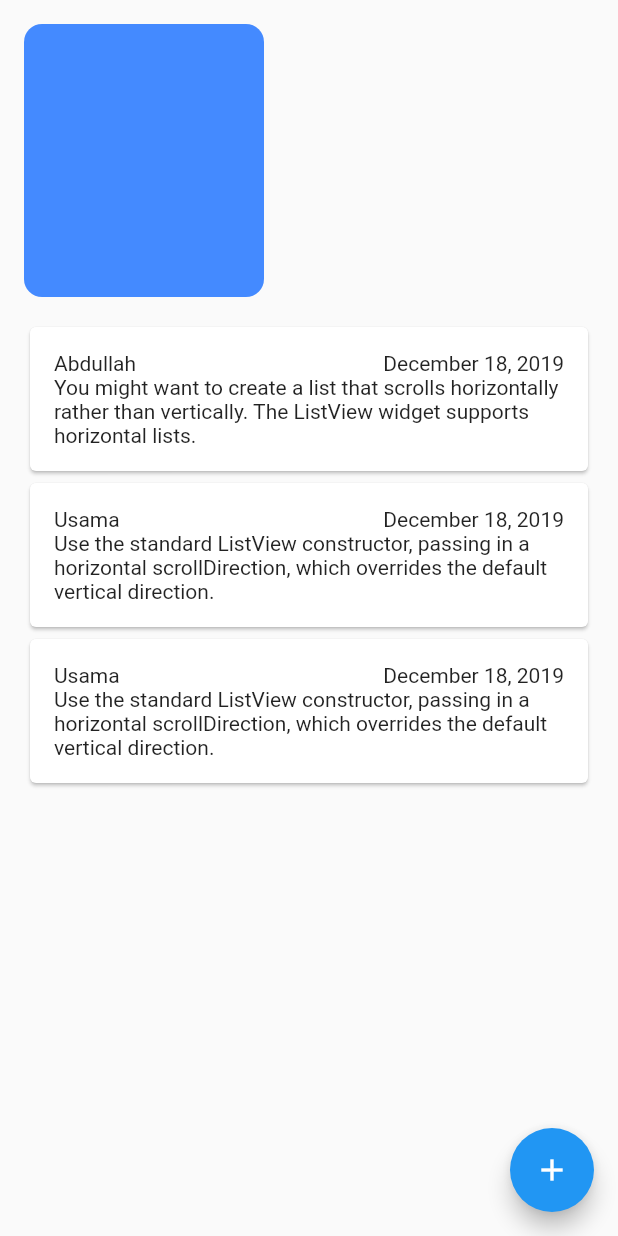
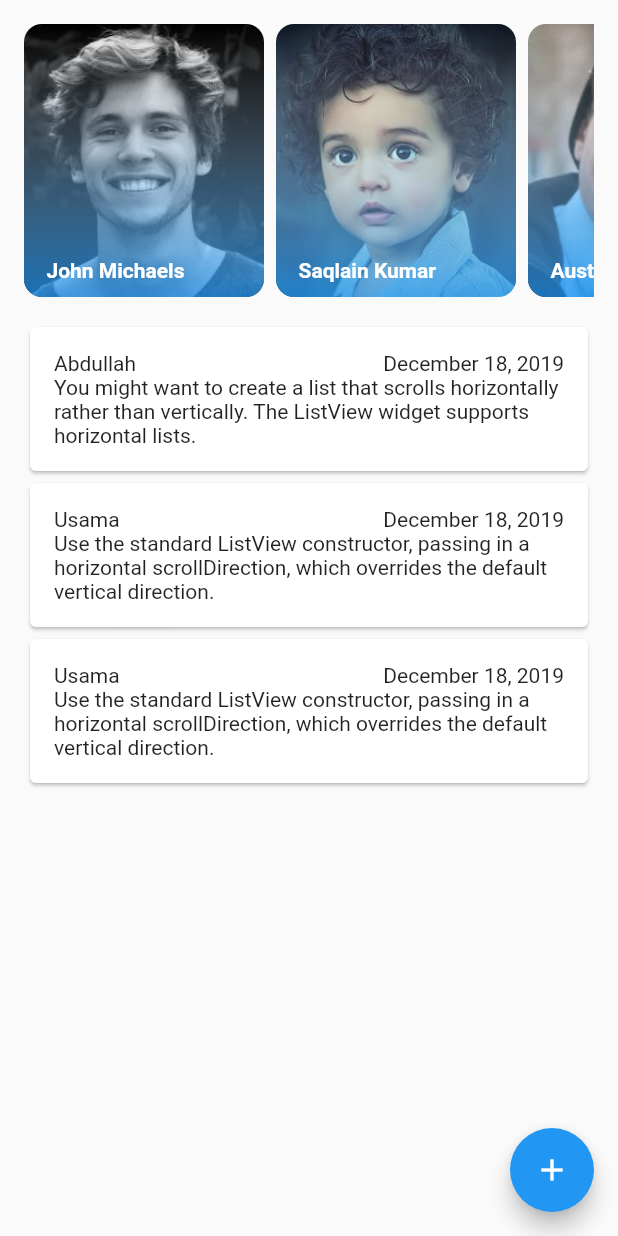
Before and after one commit to AbdullahChauhan/PA-Flutter-T2, a Flutter app: the screen it shows after launch, on a phone screen of 412 x 824 dp. Run offline on Flutter 3.47's test engine with Material 2 defaults, Android fonts, the phone set to English and light mode, and no system bars.

Commit message:
completed user-avatar listview

```diff
--- a/lib/notes_homepage.dart
+++ b/lib/notes_homepage.dart
@@ -1,16 +1,15 @@
 import 'package:flutter/material.dart';
 import 'package:intl/intl.dart';
+import './resuable_useravatarcard.dart';
 import './note.dart';
 import './newnote_page.dart';
 
 class NotesHomePage extends StatefulWidget {
-
   @override
   _NotesHomePageState createState() => _NotesHomePageState();
 }
 
 class _NotesHomePageState extends State<NotesHomePage> {
-
   final List<Note> notes = [
     Note(
         id: 'n001',
@@ -46,13 +45,53 @@ class _NotesHomePageState extends State<NotesHomePage> {
                 child: ListView(
                   scrollDirection: Axis.horizontal,
                   children: <Widget>[
-                    Container(
-                      margin: EdgeInsets.only(bottom: 16.0, right: 8.0),
-                      decoration: BoxDecoration(
-                          color: Colors.blueAccent,
-                          borderRadius: BorderRadius.circular(12.0)),
-                      width: 160.0,
-                      height: 120.0,
+                    ReusableUserAvatarCard(
+                      userName: 'John Michaels',
+                      imgUrl: 'assets/images/avt1.jpg',
+                    ),
+                    ReusableUserAvatarCard(
+                      userName: 'Saqlain Kumar',
+                      imgUrl: 'assets/images/avt2.jpg',
+                    ),
+                    ReusableUserAvatarCard(
+                      userName: 'Austen Tyler',
+                      imgUrl: 'assets/images/avt3.jpg',
+                    ),
+                    ReusableUserAvatarCard(
+                      userName: 'Zoha Emery',
+                      imgUrl: 'assets/images/avt4.jpg',
+                    ),
+                    ReusableUserAvatarCard(
+                      userName: 'Aniyah Zhang',
+                      imgUrl: 'assets/images/avt5.jpg',
+                    ),
+                    ReusableUserAvatarCard(
+                      userName: 'Jamel Coombes',
+                      imgUrl: 'assets/images/avt6.jpg',
+                    ),
+                    ReusableUserAvatarCard(
+                      userName: 'Andrew Bannister',
+                      imgUrl: 'assets/images/avt7.jpg',
+                    ),
+                    ReusableUserAvatarCard(
+                      userName: 'Haris Quintero',
+                      imgUrl: 'assets/images/avt8.jpg',
+                    ),
+                    ReusableUserAvatarCard(
+                      userName: 'Keziah Talley',
+                      imgUrl: 'assets/images/avt9.jpg',
+                    ),
+                    ReusableUserAvatarCard(
+                      userName: 'Shah Murray',
+                      imgUrl: 'assets/images/avt10.jpg',
+                    ),
+                    ReusableUserAvatarCard(
+                      userName: 'Elara Navarro',
+                      imgUrl: 'assets/images/avt11.jpg',
+                    ),
+                    ReusableUserAvatarCard(
+                      userName: 'Rocky Downs',
+                      imgUrl: 'assets/images/avt12.jpg',
                     ),
                   ],
                 ),
@@ -90,13 +129,11 @@ class _NotesHomePageState extends State<NotesHomePage> {
       floatingActionButton: FloatingActionButton(
         child: Icon(Icons.add),
         onPressed: () {
-          Navigator.of(context).push(
-            MaterialPageRoute(
-              builder: (_) {
-                return AddNewNote(userName: 'Abdullah',);
-              }
-            )
-          );
+          Navigator.of(context).push(MaterialPageRoute(builder: (_) {
+            return AddNewNote(
+              userName: 'Abdullah',
+            );
+          }));
         },
       ),
     );
--- /dev/null
+++ b/lib/resuable_useravatarcard.dart
@@ -0,0 +1,59 @@
+import 'package:flutter/material.dart';
+
+class ReusableUserAvatarCard extends StatelessWidget {
+  final String userName;
+  final String imgUrl;
+
+  ReusableUserAvatarCard({@required this.userName, @required this.imgUrl});
+
+  @override
+  Widget build(BuildContext context) {
+    return Container(
+      width: 160.0,
+      margin: EdgeInsets.only(bottom: 16.0, right: 8.0),
+      child: ClipRRect(
+          borderRadius: BorderRadius.circular(12.0),
+          child: Stack(
+            children: <Widget>[
+              Container(
+                decoration: BoxDecoration(
+                  image: DecorationImage(
+                    fit: BoxFit.cover,
+                    image: AssetImage(
+                      imgUrl,
+                    ),
+                  ),
+                ),
+              ),
+              Container(
+                decoration: BoxDecoration(
+                    gradient: LinearGradient(
+                        begin: FractionalOffset.topCenter,
+                        end: FractionalOffset.bottomCenter,
+                        colors: [
+                      Colors.white.withOpacity(0.0),
+                      Colors.blue.withOpacity(0.75),
+                    ],
+                        stops: [
+                      0.0,
+                      1.0
+                    ])),
+              ),
+              Positioned(
+                bottom: 10.0,
+                left: 15.0,
+                child: Text(
+                  userName,
+                  style: TextStyle(
+                      fontSize: 14.0,
+                      color: Colors.white,
+                      fontWeight: FontWeight.bold),
+                  softWrap: true,
+                  overflow: TextOverflow.fade,
+                ),
+              ),
+            ],
+          )),
+    );
+  }
+}
```
Also changed, not shown: pubspec.yaml (+13 -2 lines), assets/images/avt1.jpg (added), assets/images/avt10.jpg (added), assets/images/avt11.jpg (added), assets/images/avt12.jpg (added), assets/images/avt2.jpg (added), assets/images/avt3.jpg (added), assets/images/avt4.jpg (added), assets/images/avt5.jpg (added), assets/images/avt6.jpg (added), assets/images/avt7.jpg (added), assets/images/avt8.jpg (added), assets/images/avt9.jpg (added).
